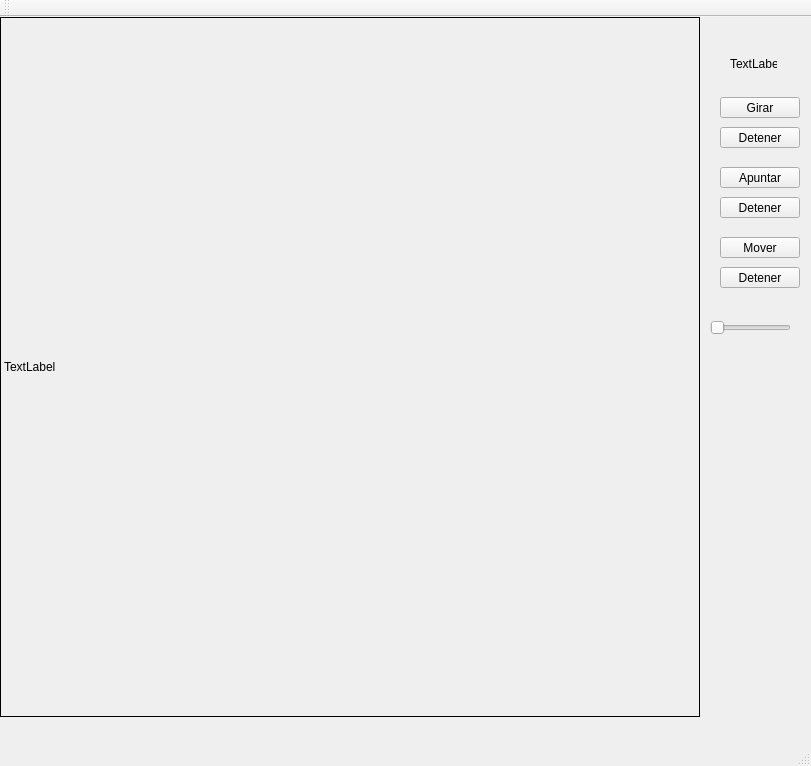
Above: mainwindow.ui from JesusMiramontes/QT-MatrixTransformations before the change. Below: the same form after it.
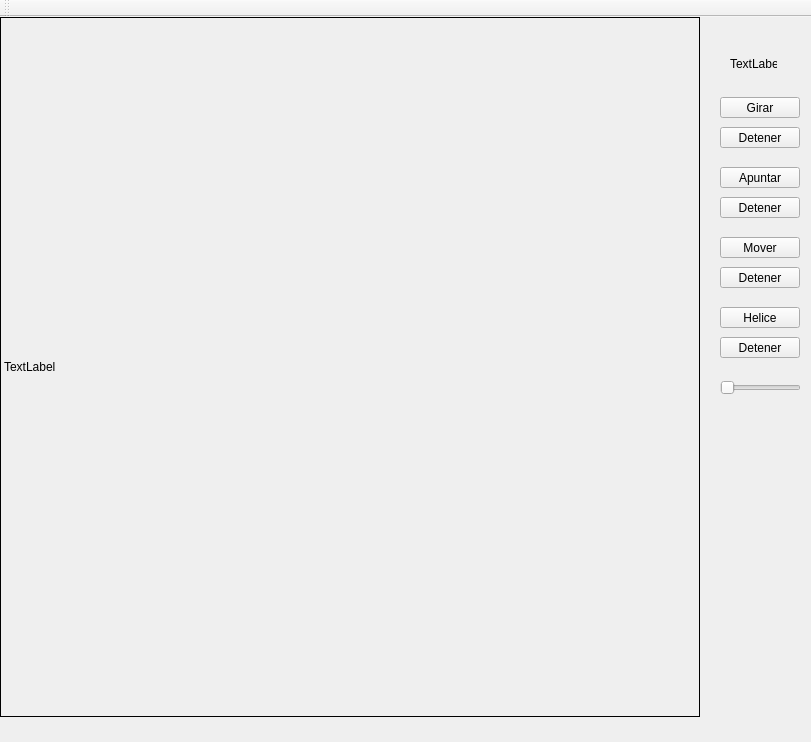
That is the form after the change.

The edit to the form file:
```diff
--- a/mainwindow.ui
+++ b/mainwindow.ui
@@ -7,7 +7,7 @@
     <x>0</x>
     <y>0</y>
     <width>811</width>
-    <height>766</height>
+    <height>742</height>
    </rect>
   </property>
   <property name="windowTitle">
@@ -33,8 +33,8 @@
    <widget class="QSlider" name="horizontalSlider">
     <property name="geometry">
      <rect>
-      <x>710</x>
-      <y>300</y>
+      <x>720</x>
+      <y>360</y>
       <width>81</width>
       <height>22</height>
      </rect>
@@ -140,6 +140,40 @@
      <string>Detener</string>
     </property>
    </widget>
+   <widget class="QPushButton" name="btnDetenerHelice">
+    <property name="geometry">
+     <rect>
+      <x>720</x>
+      <y>320</y>
+      <width>80</width>
+      <height>21</height>
+     </rect>
+    </property>
+    <property name="text">
+     <string>Detener</string>
+    </property>
+   </widget>
+   <widget class="QPushButton" name="btnHelice">
+    <property name="geometry">
+     <rect>
+      <x>720</x>
+      <y>290</y>
+      <width>80</width>
+      <height>21</height>
+     </rect>
+    </property>
+    <property name="text">
+     <string>Helice</string>
+    </property>
+   </widget>
+  </widget>
+  <widget class="QToolBar" name="mainToolBar">
+   <attribute name="toolBarArea">
+    <enum>TopToolBarArea</enum>
+   </attribute>
+   <attribute name="toolBarBreak">
+    <bool>false</bool>
+   </attribute>
   </widget>
   <widget class="QMenuBar" name="menuBar">
    <property name="geometry">
@@ -151,15 +185,6 @@
     </rect>
    </property>
   </widget>
-  <widget class="QToolBar" name="mainToolBar">
-   <attribute name="toolBarArea">
-    <enum>TopToolBarArea</enum>
-   </attribute>
-   <attribute name="toolBarBreak">
-    <bool>false</bool>
-   </attribute>
-  </widget>
-  <widget class="QStatusBar" name="statusBar"/>
  </widget>
  <layoutdefault spacing="6" margin="11"/>
  <resources/>
```
